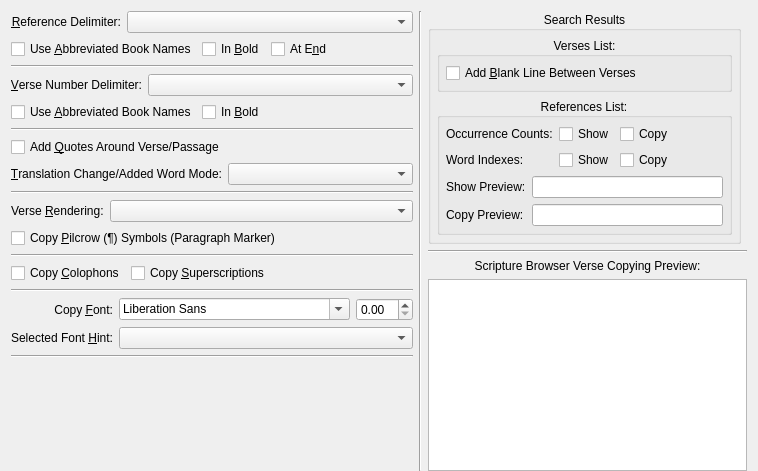
Old version of the form programs/KJVCanOpener/ConfigCopyOptions.ui in the repository dewhisna/KingJamesPureBibleSearch.
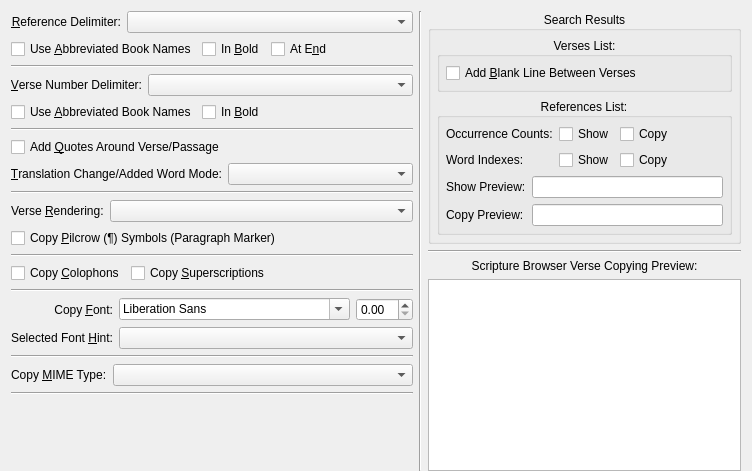
New version of the form. Custom widgets are drawn as their Qt base class.

Commit message: Added Copy Mime Type Option to the KJVConfiguration Copy Options to let the user select HTML/Text/Both and applied it to the Search Results Copy and drag-n-drop operations.

```diff
--- a/programs/KJVCanOpener/ConfigCopyOptions.ui
+++ b/programs/KJVCanOpener/ConfigCopyOptions.ui
@@ -357,6 +357,37 @@
        </property>
       </widget>
      </item>
+     <item>
+      <layout class="QHBoxLayout" name="horizontalLayout_8">
+       <item>
+        <widget class="QLabel" name="lblCopyMimeType">
+         <property name="text">
+          <string>Copy &amp;MIME Type:</string>
+         </property>
+         <property name="buddy">
+          <cstring>comboBoxCopyMimeType</cstring>
+         </property>
+        </widget>
+       </item>
+       <item>
+        <widget class="QComboBox" name="comboBoxCopyMimeType">
+         <property name="sizePolicy">
+          <sizepolicy hsizetype="Preferred" vsizetype="Fixed">
+           <horstretch>10</horstretch>
+           <verstretch>0</verstretch>
+          </sizepolicy>
+         </property>
+        </widget>
+       </item>
+      </layout>
+     </item>
+     <item>
+      <widget class="Line" name="line_9">
+       <property name="orientation">
+        <enum>Qt::Horizontal</enum>
+       </property>
+      </widget>
+     </item>
      <item>
       <spacer name="verticalSpacer">
        <property name="orientation">
@@ -567,7 +598,7 @@
      </property>
     </spacer>
    </item>
-   <item row="1" column="2" colspan="2">
+   <item row="1" column="2">
     <layout class="QVBoxLayout" name="verticalLayoutCopyOptionPreview">
      <item>
       <widget class="Line" name="line_5">
```
Left out of the diff: 34 changed lines with no effect on the pictures. The commit also changes 6 other files.
